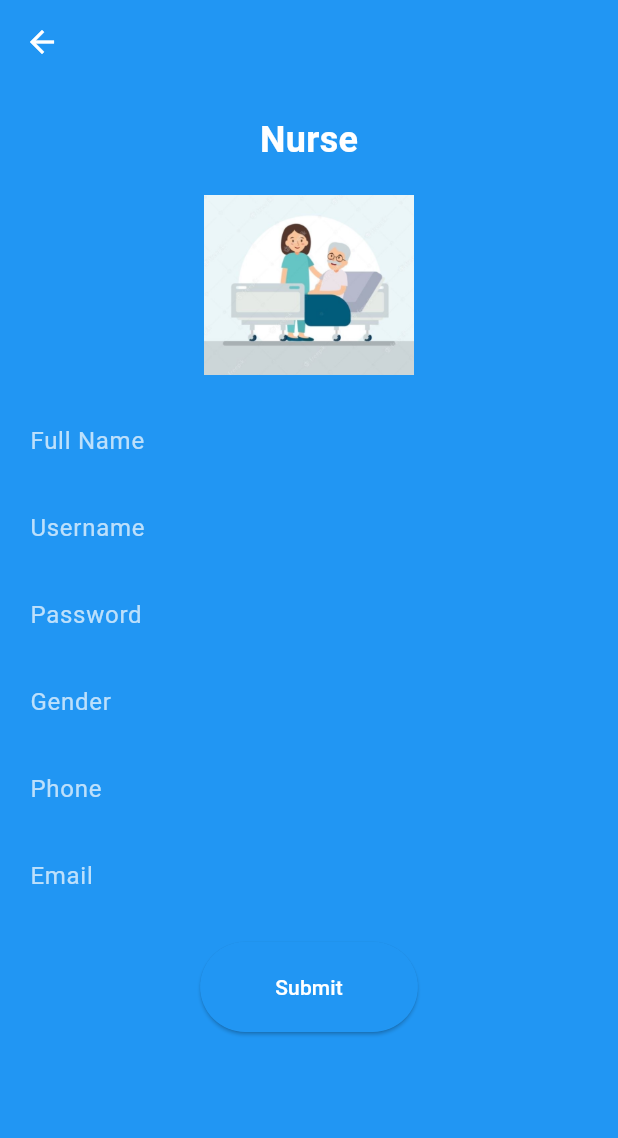
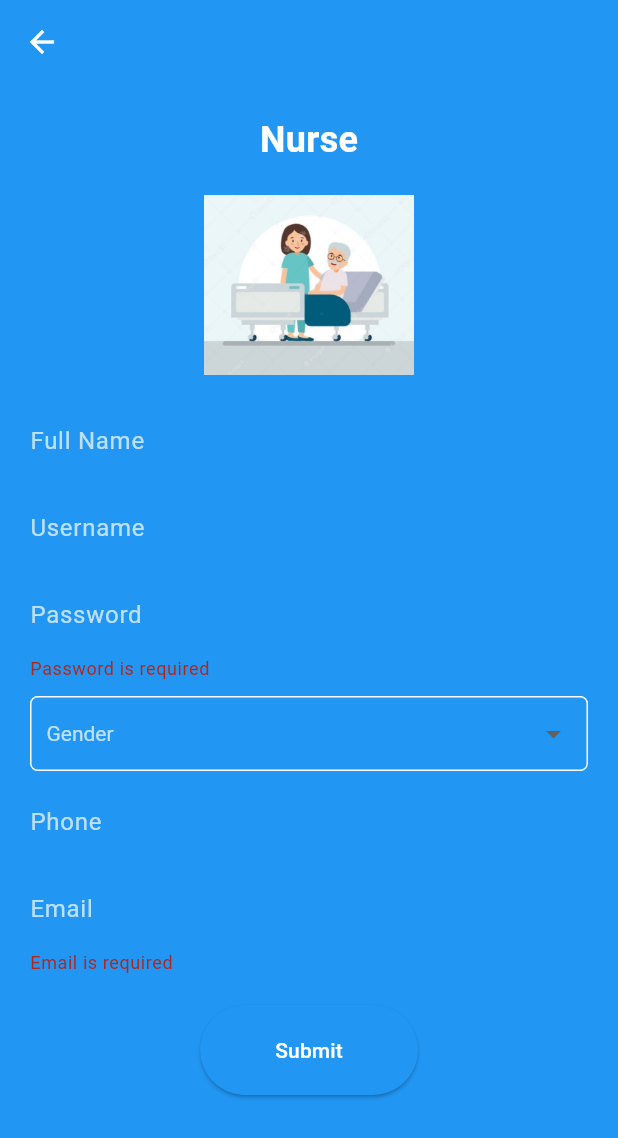
Before and after one commit to hydra2251/project-271, a Flutter app: the NursePage screen opened directly, on a phone screen of 412 x 824 dp. Shown: the top 1138 px of the screen. Run offline on Flutter 3.47's test engine with Material 3 defaults, Android fonts, the phone set to English and light mode, and no system bars; our stand-ins replace image_cropper, image_picker.

Commit message:
Update signup_nurse.dart

```diff
--- a/lib/screens/signup_nurse.dart
+++ b/lib/screens/signup_nurse.dart
@@ -1,20 +1,4 @@
 import 'package:flutter/material.dart';
-
-
-void main() {
-  runApp(const MyApp());
-}
-
-class MyApp extends StatelessWidget {
-  const MyApp({Key? key}) : super(key: key);
-
-  @override
-  Widget build(BuildContext context) {
-    return const MaterialApp(
-      home: NursePage(),
-    );
-  }
-}
 
 class NursePage extends StatelessWidget {
   const NursePage({Key? key}) : super(key: key);
@@ -24,16 +8,16 @@ class NursePage extends StatelessWidget {
     return Scaffold(
       appBar: AppBar(
         automaticallyImplyLeading: false,
-        backgroundColor: Colors.blue, // Set app bar color to blue
+        backgroundColor: Colors.blue,
         leading: IconButton(
           icon: const Icon(Icons.arrow_back),
           color: Colors.white,
           onPressed: () {
-            Navigator.pop(context); // Navigate back to the previous page
+            Navigator.pop(context);
           },
         ),
       ),
-      backgroundColor: Colors.blue, // Set background color to blue
+      backgroundColor: Colors.blue,
       body: SingleChildScrollView(
         child: Padding(
           padding: const EdgeInsets.all(20.0),
@@ -54,17 +38,65 @@ class NursePage extends StatelessWidget {
                 height: 120,
               ),
               const SizedBox(height: 20.0),
-              NurseTextField(label: 'Full Name', controller: TextEditingController()),
+              NurseTextField(
+                label: 'Full Name',
+                controller: TextEditingController(),
+              ),
               const SizedBox(height: 10.0),
-              NurseTextField(label: 'Username', controller: TextEditingController()),
+              NurseTextField(
+                label: 'Username',
+                controller: TextEditingController(),
+              ),
               const SizedBox(height: 10.0),
-              NurseTextField(label: 'Password', isObscured: true, controller: TextEditingController()),
+              NurseTextField(
+                label: 'Password',
+                isObscured: true,
+                controller: TextEditingController(),
+                isPassword: true,
+              ),
               const SizedBox(height: 10.0),
-              NurseTextField(label: 'Gender', controller: TextEditingController()),
+              Container(
+                decoration: BoxDecoration(
+                  border: Border.all(color: Colors.white),
+                  borderRadius: BorderRadius.circular(5.0),
+                ),
+                child: Padding(
+                  padding: const EdgeInsets.symmetric(horizontal: 10.0),
+                  child: DropdownButtonFormField<String>(
+                    dropdownColor: Colors.blue,
+                    decoration: InputDecoration(
+                      enabledBorder: UnderlineInputBorder(
+                        borderSide: BorderSide(color: Colors.transparent),
+                      ),
+                    ),
+                    style: TextStyle(color: Colors.white),
+                    items: ['Male', 'Female']
+                        .map((gender) => DropdownMenuItem(
+                              value: gender,
+                              child: Text(gender),
+                            ))
+                        .toList(),
+                    onChanged: (value) {
+                      // Handle gender selection
+                    },
+                    hint: Text(
+                      'Gender',
+                      style: TextStyle(color: Colors.white.withOpacity(0.7)),
+                    ),
+                  ),
+                ),
+              ),
               const SizedBox(height: 10.0),
-              NurseTextField(label: 'Phone', controller: TextEditingController()),
+              NurseTextField(
+                label: 'Phone',
+                controller: TextEditingController(),
+              ),
               const SizedBox(height: 10.0),
-              NurseTextField(label: 'Email', controller: TextEditingController()),
+              NurseTextField(
+                label: 'Email',
+                controller: TextEditingController(),
+                isEmail: true,
+              ),
               const SizedBox(height: 20.0),
               Row(
                 mainAxisAlignment: MainAxisAlignment.spaceEvenly,
@@ -74,17 +106,18 @@ class NursePage extends StatelessWidget {
                       // Handle button press
                     },
                     style: ElevatedButton.styleFrom(
-                      backgroundColor: Colors.blue, // Set button background color to blue
-                      padding: const EdgeInsets.symmetric(horizontal: 50, vertical: 20),
+                      backgroundColor: Colors.blue,
+                      padding: const EdgeInsets.symmetric(
+                          horizontal: 50, vertical: 20),
                     ),
                     child: const Text(
                       'Submit',
                       style: TextStyle(
-                        color: Colors.white, // Set text color to white
+                        color: Colors.white,
                       ),
                     ),
                   ),
-                               ],
+                ],
               ),
             ],
           ),
@@ -98,8 +131,17 @@ class NurseTextField extends StatefulWidget {
   final String label;
   final bool isObscured;
   final TextEditingController controller;
+  final bool isPassword;
+  final bool isEmail;
 
-  const NurseTextField({Key? key, required this.label, this.isObscured = false, required this.controller}) : super(key: key);
+  const NurseTextField({
+    Key? key,
+    required this.label,
+    this.isObscured = false,
+    required this.controller,
+    this.isPassword = false,
+    this.isEmail = false,
+  }) : super(key: key);
 
   @override
   _NurseTextFieldState createState() => _NurseTextFieldState();
@@ -132,16 +174,39 @@ class _NurseTextFieldState extends State<NurseTextField> {
   Widget build(BuildContext context) {
     return TextFormField(
       controller: widget.controller,
-      style: const TextStyle(color: Colors.white), // Change text color to white
+      style: const TextStyle(color: Colors.white),
       obscureText: widget.isObscured,
       focusNode: _focusNode,
       decoration: InputDecoration(
         hintText: _isFocused ? '' : widget.label,
-        hintStyle: TextStyle(
-            color: Colors.white.withOpacity(
-                0.7)), // Set placeholder color to white with opacity
+        hintStyle: TextStyle(color: Colors.white.withOpacity(0.7)),
         border: InputBorder.none,
+        errorText: widget.isPassword
+            ? _validatePassword(widget.controller.text)
+            : widget.isEmail
+                ? _validateEmail(widget.controller.text)
+                : null,
       ),
     );
   }
+
+  String? _validatePassword(String value) {
+    if (value.isEmpty) {
+      return 'Password is required';
+    } else if (value.length < 6) {
+      return 'Password must be at least 6 characters long';
+    }
+    return null;
+  }
+
+  String? _validateEmail(String value) {
+    final emailPattern =
+        r'^[\w-\.]+@([\w-]+\.)+[\w-]{2,4}$'; // Regular expression for email validation
+    if (value.isEmpty) {
+      return 'Email is required';
+    } else if (!RegExp(emailPattern).hasMatch(value)) {
+      return 'Enter a valid email';
+    }
+    return null;
+  }
 }
```
